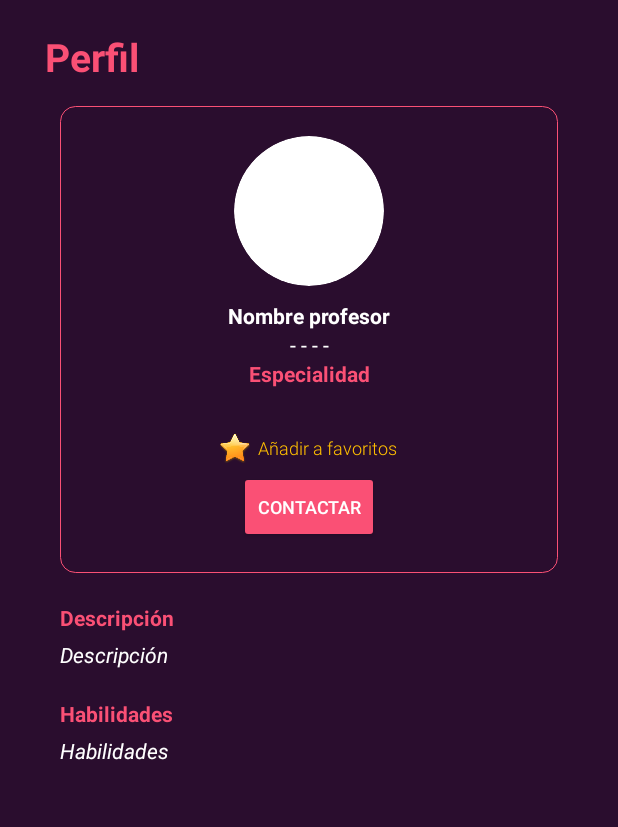
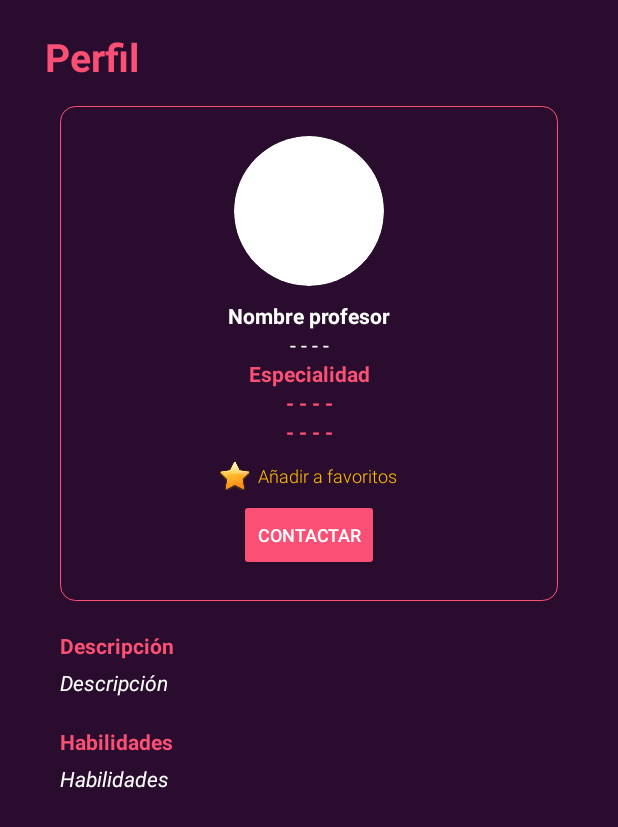
Before and after one commit to Jovamih/gviernes_grupo1_frontend_fisi, an Android app: the layout activity_ver_datos_tutor.xml on its own in the app's theme, with its tools: preview values and no code run, on a phone screen of 412 x 824 dp. Shown: the top 827 px of the screen. Run offline under Robolectric (Android 15) with nearby library versions, the phone set to English and light mode, and no system bars.

Commit message:
check Jeffrey

```diff
--- a/app/src/main/res/layout/activity_ver_datos_tutor.xml
+++ b/app/src/main/res/layout/activity_ver_datos_tutor.xml
@@ -87,18 +87,34 @@
                 android:textColor="@color/blanco" />
 
             <TextView
-                android:id="@+id/textView_especialidad"
+                android:id="@+id/textView_especialidad1"
                 android:layout_width="match_parent"
                 android:layout_height="wrap_content"
                 android:gravity="center"
                 android:text="Especialidad"
                 android:textColor="#FA5075"
                 android:textStyle="bold" />
+            <TextView
+                android:id="@+id/textView_especialidad2"
+                android:layout_width="match_parent"
+                android:layout_height="wrap_content"
+                android:gravity="center"
+                android:text="- - - -"
+                android:textColor="#FA5075"
+                android:textStyle="bold" />
+            <TextView
+                android:id="@+id/textView_especialidad3"
+                android:layout_width="match_parent"
+                android:layout_height="wrap_content"
+                android:gravity="center"
+                android:text="- - - -"
+                android:textColor="#FA5075"
+                android:textStyle="bold" />
 
             <LinearLayout
                 android:layout_width="match_parent"
                 android:layout_height="match_parent"
-                android:layout_marginTop="30sp"
+                android:layout_marginTop="10sp"
                 android:gravity="center"
                 android:orientation="horizontal">
 
@@ -175,11 +191,27 @@
                 android:textStyle="bold" />
 
             <TextView
-                android:id="@+id/textView_habilidades"
+                android:id="@+id/textView_habilidades1"
                 android:layout_width="match_parent"
                 android:layout_height="wrap_content"
                 android:layout_marginTop="5sp"
                 android:text="Habilidades"
+                android:textColor="#FFFF"
+                android:textStyle="italic" />
+            <TextView
+                android:id="@+id/textView_habilidades2"
+                android:layout_width="match_parent"
+                android:layout_height="wrap_content"
+                android:layout_marginTop="5sp"
+                android:text=""
+                android:textColor="#FFFF"
+                android:textStyle="italic" />
+            <TextView
+                android:id="@+id/textView_habilidades3"
+                android:layout_width="match_parent"
+                android:layout_height="wrap_content"
+                android:layout_marginTop="5sp"
+                android:text=""
                 android:textColor="#FFFF"
                 android:textStyle="italic" />
         </LinearLayout>
```
